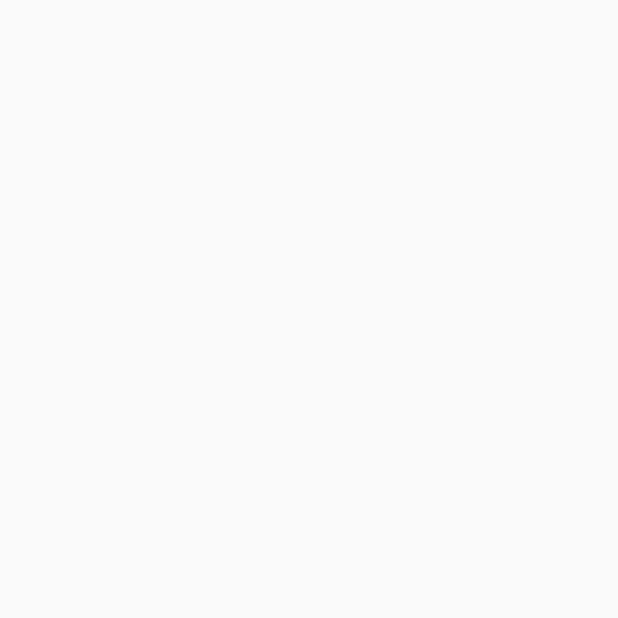
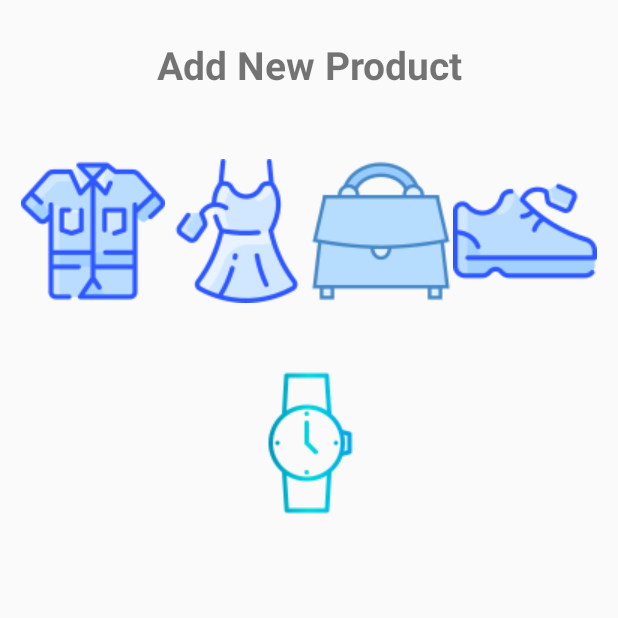
Before and after one commit to nahinAbrar/Orchestra_eShop, an Android app: the AdminCategoryActivity screen opened directly, with no data from a screen before it, on a phone screen of 412 x 824 dp, the top half of it. Before the commit the part shown is empty. Run offline under Robolectric (Android 15) with nearby library versions, the phone set to English and light mode, and no system bars.

Commit message:
Category Done Working on Newproducts

```diff
--- a/app/src/main/java/com/first_android_project/orchestraeshop/AdminCategoryActivity.kt
+++ b/app/src/main/java/com/first_android_project/orchestraeshop/AdminCategoryActivity.kt
@@ -1,11 +1,36 @@
 package com.first_android_project.orchestraeshop
 
+import android.content.Intent
 import androidx.appcompat.app.AppCompatActivity
 import android.os.Bundle
+import com.first_android_project.orchestraeshop.databinding.ActivityAdminCategoryBinding
 
 class AdminCategoryActivity : AppCompatActivity() {
+    private lateinit var binding: ActivityAdminCategoryBinding
+
     override fun onCreate(savedInstanceState: Bundle?) {
         super.onCreate(savedInstanceState)
-        setContentView(R.layout.activity_admin_category)
+        binding = ActivityAdminCategoryBinding.inflate(layoutInflater)
+        setContentView(binding.root)
+
+        binding.categoryTShirt.setOnClickListener{
+            startActivity(Intent(this,AdminNewProductActivity::class.java).putExtra("category","tShirts"))
+        }
+
+        binding.categoryDress.setOnClickListener{
+            startActivity(Intent(this,AdminNewProductActivity::class.java).putExtra("category","Dress"))
+        }
+
+        binding.categoryBag.setOnClickListener{
+            startActivity(Intent(this,AdminNewProductActivity::class.java).putExtra("category","Bag"))
+        }
+
+        binding.categoryShoes.setOnClickListener{
+            startActivity(Intent(this,AdminNewProductActivity::class.java).putExtra("category","Shoes"))
+        }
+
+        binding.categoryWatch.setOnClickListener{
+            startActivity(Intent(this,AdminNewProductActivity::class.java).putExtra("category","Watch"))
+        }
     }
 }
--- a/app/src/main/java/com/first_android_project/orchestraeshop/AdminNewProductActivity.kt
+++ b/app/src/main/java/com/first_android_project/orchestraeshop/AdminNewProductActivity.kt
@@ -2,10 +2,21 @@ package com.first_android_project.orchestraeshop
 
 import androidx.appcompat.app.AppCompatActivity
 import android.os.Bundle
+import com.first_android_project.orchestraeshop.databinding.ActivityAdminNewProductBinding
+import com.google.android.material.snackbar.Snackbar
 
 class AdminNewProductActivity : AppCompatActivity() {
+    private lateinit var binding: ActivityAdminNewProductBinding
+    private lateinit var categoryName:String
     override fun onCreate(savedInstanceState: Bundle?) {
         super.onCreate(savedInstanceState)
-        setContentView(R.layout.activity_admin_new_product)
+        binding = ActivityAdminNewProductBinding.inflate(layoutInflater)
+        setContentView(binding.root)
+
+        categoryName = intent.extras?.get("category").toString()
+
+        Snackbar.make(binding.root,categoryName,Snackbar.LENGTH_LONG).show()
+
+
     }
 }
--- a/app/src/main/java/com/first_android_project/orchestraeshop/LoginActivity.kt
+++ b/app/src/main/java/com/first_android_project/orchestraeshop/LoginActivity.kt
@@ -67,11 +67,11 @@ class LoginActivity : AppCompatActivity() {
                 val getPass = it.child("passWord").value
                 if (passWord == getPass) {
 
-                    if(parentName.equals("Admins"))
+                    if(parentName == "Admins")
                     {
                         binding.loginUserName.text.clear()
                         binding.loginPassWord.text.clear()
-                        startActivity(Intent(this, AdminNewProductActivity::class.java))
+                        startActivity(Intent(this, AdminCategoryActivity::class.java))
                         Toast.makeText(this, "Welcome Admin!", Toast.LENGTH_SHORT).show()
 
                     }
--- a/app/src/main/res/layout/activity_admin_category.xml
+++ b/app/src/main/res/layout/activity_admin_category.xml
@@ -1,9 +1,88 @@
 <?xml version="1.0" encoding="utf-8"?>
-<androidx.constraintlayout.widget.ConstraintLayout xmlns:android="http://schemas.android.com/apk/res/android"
-    xmlns:app="http://schemas.android.com/apk/res-auto"
+<RelativeLayout
+    xmlns:android="http://schemas.android.com/apk/res/android"
     xmlns:tools="http://schemas.android.com/tools"
     android:layout_width="match_parent"
     android:layout_height="match_parent"
     tools:context=".AdminCategoryActivity">
 
-</androidx.constraintlayout.widget.ConstraintLayout>
+    <TextView
+        android:id="@+id/category_addNew"
+        android:layout_width="match_parent"
+        android:layout_height="wrap_content"
+        android:layout_alignParentTop="true"
+        android:layout_centerHorizontal="true"
+        android:layout_marginTop="25dp"
+        android:text="@string/category_new"
+        android:textAlignment="center"
+        android:textSize="26sp"
+        android:textStyle="bold">
+    </TextView>
+
+    <LinearLayout
+        android:id="@+id/category_linearL"
+        android:layout_width="match_parent"
+        android:layout_height="wrap_content"
+        android:layout_below="@+id/category_addNew"
+        android:orientation="horizontal"
+        android:layout_centerHorizontal="true"
+        android:gravity="center"
+        android:layout_marginTop="45dp">
+
+        <ImageView
+            android:contentDescription="@string/category_shirt"
+            android:id="@+id/category_t_shirt"
+            android:layout_width="wrap_content"
+            android:layout_height="wrap_content"
+            android:src="@drawable/t_shirts">
+        </ImageView>
+
+        <ImageView
+            android:contentDescription="@string/category_dress"
+            android:id="@+id/category_dress"
+            android:layout_width="wrap_content"
+            android:layout_height="wrap_content"
+            android:src="@drawable/dress">
+        </ImageView>
+
+        <ImageView
+            android:contentDescription="@string/category_bag"
+            android:id="@+id/category_bag"
+            android:layout_width="wrap_content"
+            android:layout_height="wrap_content"
+            android:src="@drawable/bag">
+        </ImageView>
+
+        <ImageView
+            android:contentDescription="@string/category_shoes"
+            android:id="@+id/category_shoes"
+            android:layout_width="wrap_content"
+            android:layout_height="wrap_content"
+            android:src="@drawable/shoes">
+        </ImageView>
+
+    </LinearLayout>
+
+    <LinearLayout
+        android:id="@+id/category_linearL2"
+        android:layout_width="match_parent"
+        android:layout_height="wrap_content"
+        android:layout_below="@+id/category_linearL"
+        android:orientation="horizontal"
+        android:layout_centerHorizontal="true"
+        android:gravity="center"
+        android:layout_marginTop="45dp">
+
+        <ImageView
+            android:contentDescription="@string/category_watch"
+            android:id="@+id/category_watch"
+            android:layout_width="wrap_content"
+            android:layout_height="wrap_content"
+            android:src="@drawable/watch">
+        </ImageView>
+
+
+
+    </LinearLayout>
+
+</RelativeLayout>
--- a/app/src/main/res/values/strings.xml
+++ b/app/src/main/res/values/strings.xml
@@ -18,6 +18,13 @@
     <string name="login_button">Log In</string>
     <string name="login_admin">Admin Panel</string>
     <string name="login_user">User Log In</string>
+    <string name="category_new">Add New Product</string>
+    <string name="category_shirt">T Shirts</string>
+    <string name="category_dress">Dress</string>
+    <string name="category_bag">Bag</string>
+    <string name="category_shoes">Shoes</string>
+    <string name="category_watch">Watch</string>
+
 
 
 </resources>
```
Also changed, not shown: app/src/main/res/drawable-v24/bag.png (added), app/src/main/res/drawable-v24/dress.png (added), app/src/main/res/drawable-v24/shoes.png (added), app/src/main/res/drawable-v24/t_shirts.png (added), app/src/main/res/drawable-v24/watch.png (added).
